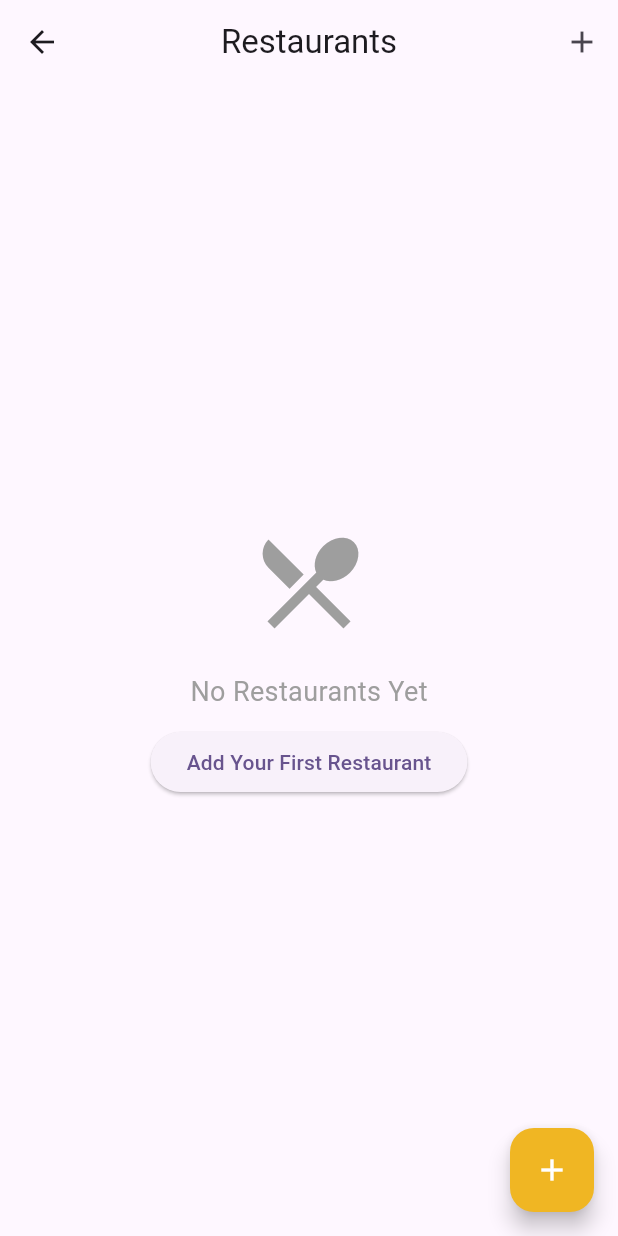
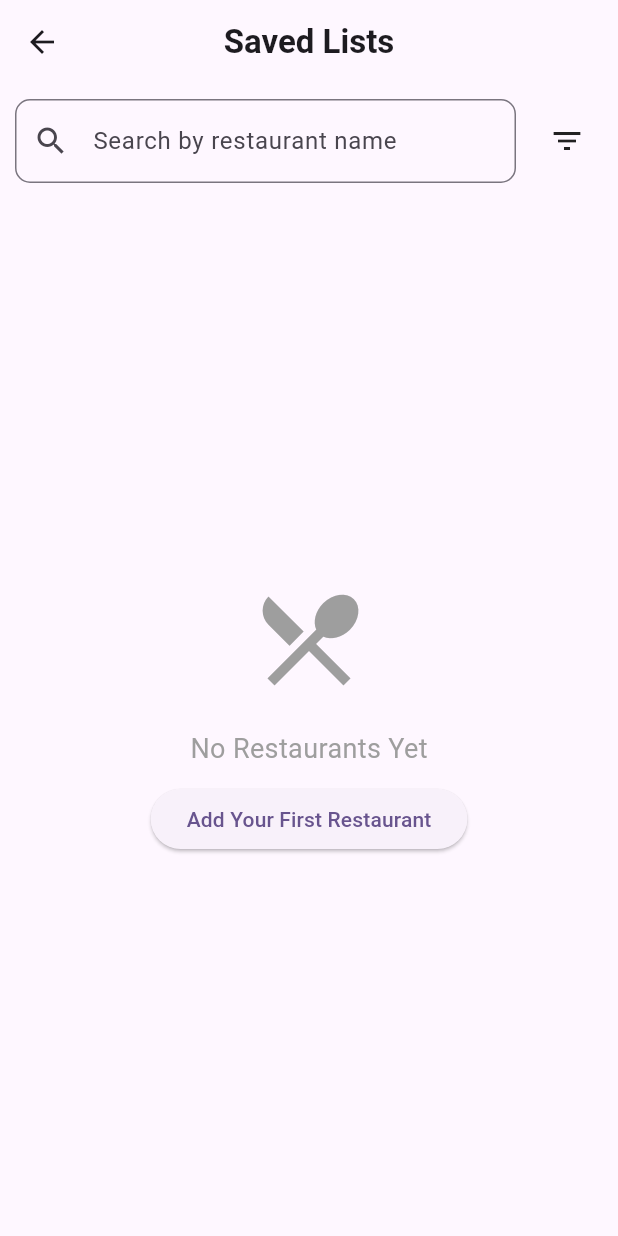
Before and after one commit to farhhhan/bishmi_trailer_app, a Flutter app: the RestaurantListScreen screen opened directly, on a phone screen of 412 x 824 dp. Run offline on Flutter 3.47's test engine with Material 3 defaults, Android fonts, the phone set to English and light mode, and no system bars; our stand-ins replace cached_network_image, cloud_firestore, firebase_auth, firebase_core, flutter_svg, google_fonts and 5 more; accounts and stored records are empty.

Commit message:
filter add savedlist

```diff
--- a/lib/presentation/show_restorent/screen/restorent_screen.dart
+++ b/lib/presentation/show_restorent/screen/restorent_screen.dart
@@ -11,6 +11,9 @@ class RestaurantListScreen extends StatefulWidget {
 
 class _RestaurantListScreenState extends State<RestaurantListScreen> {
   late Box<Restaurant> restaurantBox;
+  TextEditingController searchController = TextEditingController();
+  String searchText = '';
+  String filterOrder = 'none'; // 'asc', 'desc', or 'none'
 
   @override
   void initState() {
@@ -18,30 +21,106 @@ class _RestaurantListScreenState extends State<RestaurantListScreen> {
     restaurantBox = Hive.box<Restaurant>('restaurants');
   }
 
+  List<Restaurant> _filterRestaurants(List<Restaurant> restaurants) {
+    List<Restaurant> filtered = restaurants
+        .where((r) =>
+            r.name.toLowerCase().contains(searchText.toLowerCase().trim()))
+        .toList();
+
+    if (filterOrder == 'asc') {
+      filtered.sort((a, b) => a.name.compareTo(b.name));
+    } else if (filterOrder == 'desc') {
+      filtered.sort((a, b) => b.name.compareTo(a.name));
+    }
+
+    return filtered;
+  }
+
   @override
   Widget build(BuildContext context) {
     return Scaffold(
       appBar: AppBar(
-        title: const Text('Restaurants'),
+        title:
+            const Text('Saved Lists', style: TextStyle(fontWeight: FontWeight.bold)),
         centerTitle: true,
-        actions: [
-          IconButton(
-            icon: const Icon(Icons.add),
-            onPressed: () => _navigateToAddRestaurant(),
+      ),
+      body: Column(
+        children: [
+          // Search Field
+         // Search Field + Filter Icon
+Padding(
+  padding: const EdgeInsets.all(10),
+  child: Row(
+    children: [
+      // Search Field
+      Expanded(
+        child: TextField(
+          controller: searchController,
+          onChanged: (value) {
+            setState(() => searchText = value);
+          },
+          decoration: InputDecoration(
+            hintText: 'Search by restaurant name',
+            prefixIcon: const Icon(Icons.search),
+            border: OutlineInputBorder(
+              borderRadius: BorderRadius.circular(10),
+            ),
+          ),
+        ),
+      ),
+
+      const SizedBox(width: 10),
+
+      // Filter Icon with PopupMenu
+      PopupMenuButton<String>(
+        icon: const Icon(Icons.filter_list),
+        onSelected: (value) {
+          setState(() {
+            filterOrder = value;
+          });
+        },
+        itemBuilder: (BuildContext context) => [
+          CheckedPopupMenuItem(
+            value: 'asc',
+            checked: filterOrder == 'asc',
+            child: const Text('A-Z (Ascending)'),
+          ),
+          CheckedPopupMenuItem(
+            value: 'desc',
+            checked: filterOrder == 'desc',
+            child: const Text('Z-A (Descending)'),
+          ),
+          if (filterOrder != 'none')
+            const PopupMenuDivider(),
+          if (filterOrder != 'none')
+            PopupMenuItem(
+              value: 'none',
+              child: const Text('Clear Filter'),
             ),
         ],
       ),
-      body: ValueListenableBuilder<Box<Restaurant>>(
+    ],
+  ),
+),
+
+
+          // List of Restaurants
+          Expanded(
+            child: ValueListenableBuilder<Box<Restaurant>>(
               valueListenable: restaurantBox.listenable(),
               builder: (context, box, _) {
-          final restaurants = box.values.toList().cast<Restaurant>();
+                final allRestaurants =
+                    box.values.toList().cast<Restaurant>();
+                final filteredRestaurants =
+                    _filterRestaurants(allRestaurants);
 
-          if (restaurants.isEmpty) {
+                if (filteredRestaurants.isEmpty) {
                   return Center(
                     child: Column(
                       mainAxisAlignment: MainAxisAlignment.center,
                       children: [
-                  const Icon(Icons.restaurant_menu, size: 80, color: Colors.grey),
+                        const Icon(Icons.restaurant_menu,
+                            size: 80, color: Colors.grey),
                         const SizedBox(height: 20),
                         const Text(
                           'No Restaurants Yet',
@@ -58,9 +137,9 @@ class _RestaurantListScreenState extends State<RestaurantListScreen> {
                 }
 
                 return ListView.builder(
-            itemCount: restaurants.length,
+                  itemCount: filteredRestaurants.length,
                   itemBuilder: (context, index) {
-              final restaurant = restaurants[index];
+                    final restaurant = filteredRestaurants[index];
                     return Dismissible(
                       key: Key(restaurant.name + restaurant.category),
                       background: Container(
@@ -87,12 +166,15 @@ class _RestaurantListScreenState extends State<RestaurantListScreen> {
                               content: Text("Delete ${restaurant.name}?"),
                               actions: [
                                 TextButton(
-                            onPressed: () => Navigator.of(context).pop(false),
+                                  onPressed: () =>
+                                      Navigator.of(context).pop(false),
                                   child: const Text("Cancel"),
                                 ),
                                 TextButton(
-                            onPressed: () => Navigator.of(context).pop(true),
-                            child: const Text("Delete", style: TextStyle(color: Colors.red)),
+                                  onPressed: () =>
+                                      Navigator.of(context).pop(true),
+                                  child: const Text("Delete",
+                                      style: TextStyle(color: Colors.red)),
                                 ),
                               ],
                             ),
@@ -103,21 +185,66 @@ class _RestaurantListScreenState extends State<RestaurantListScreen> {
                         if (direction == DismissDirection.endToStart) {
                           restaurant.delete();
                           ScaffoldMessenger.of(context).showSnackBar(
-                      SnackBar(content: Text("${restaurant.name} deleted")),
+                            SnackBar(
+                                content: Text("${restaurant.name} deleted")),
                           );
                         }
                       },
-                child: ListTile(
-                  onTap: () => _showRestaurantDetails(restaurant),
+                      child: Padding(
+                        padding: const EdgeInsets.all(6.0),
+                        child: InkWell(
+                          onTap: () =>
+                                      _showRestaurantDetails(restaurant),
+                          child: Card(
+                            color: Colors.white,
+                            elevation: 2,
+                            shadowColor: Colors.grey,
+                            child: Column(
+                              children: [
+                                ListTile(
+
                                   leading: CircleAvatar(
                                     backgroundColor: Colors.amber.shade100,
                                     child: const Icon(Icons.restaurant),
                                   ),
                                   title: Text(restaurant.name),
                                   subtitle: Text(restaurant.category),
-                  trailing: Text(
-                    '${restaurant.employees.length} employees',
-                    style: const TextStyle(color: Colors.grey),
+                                ),
+                                Row(
+                                  mainAxisAlignment: MainAxisAlignment.start,
+                                  children: [
+                                    const Spacer(),
+                                    IconButton(
+                                      onPressed: () =>
+                                          _showRestaurantDetails(restaurant),
+                                      icon: const Icon(
+                                        Icons.arrow_forward_ios,
+                                        color: Colors.grey,
+                                        size: 20,
+                                      ),
+                                    ),
+                                  ],
+                                ),
+                                Row(
+                                  children: [
+                                    const SizedBox(width: 40),
+                                    const Icon(
+                                      Icons.people_outline_sharp,
+                                      size: 20,
+                                      color: Color.fromARGB(255, 24, 119, 126),
+                                    ),
+                                    const SizedBox(width: 5),
+                                    Text(
+                                      '${restaurant.employees.length}',
+                                      style:
+                                          const TextStyle(color: Colors.black),
+                                    ),
+                                  ],
+                                ),
+                                const SizedBox(height: 10),
+                              ],
+                            ),
+                          ),
                         ),
                       ),
                     );
@@ -125,24 +252,20 @@ class _RestaurantListScreenState extends State<RestaurantListScreen> {
                 );
               },
             ),
-      floatingActionButton: FloatingActionButton(
-        onPressed: () => _navigateToAddRestaurant(),
-        backgroundColor: const Color(0xFFF0B623),
-        child: const Icon(Icons.add, color: Colors.white),
+          ),
+        ],
       ),
     );
   }
 
   void _navigateToAddRestaurant() {
-    // You'll need to implement this navigation to your restaurant creation screen
+    // Implement navigation to your add restaurant screen
     // Navigator.push(context, MaterialPageRoute(builder: (_) => CreateRestaurantScreen()));
   }
 
   void _navigateToEditRestaurant(Restaurant restaurant) {
-    // You'll need to implement this navigation to your restaurant edit screen
-    // Navigator.push(context, MaterialPageRoute(
-    //   builder: (_) => EditRestaurantScreen(restaurant: restaurant))
-    // );
+    // Implement navigation to your edit restaurant screen
+    // Navigator.push(context, MaterialPageRoute(builder: (_) => EditRestaurantScreen(restaurant: restaurant)));
   }
 
   void _showRestaurantDetails(Restaurant restaurant) {
@@ -161,7 +284,8 @@ class _RestaurantListScreenState extends State<RestaurantListScreen> {
                 children: [
                   Text(
                     restaurant.name,
-                    style: const TextStyle(fontSize: 24, fontWeight: FontWeight.bold),
+                    style: const TextStyle(
+                        fontSize: 24, fontWeight: FontWeight.bold),
                   ),
                   IconButton(
                     icon: const Icon(Icons.close),
@@ -172,7 +296,8 @@ class _RestaurantListScreenState extends State<RestaurantListScreen> {
               const SizedBox(height: 10),
               Text(
                 restaurant.category,
-                style: TextStyle(fontSize: 16, color: Colors.grey.shade600),
+                style:
+                    TextStyle(fontSize: 16, color: Colors.grey.shade600),
               ),
               const SizedBox(height: 20),
               const Text(
@@ -193,7 +318,8 @@ class _RestaurantListScreenState extends State<RestaurantListScreen> {
                     : ListView.builder(
                         itemCount: restaurant.employees.length,
                         itemBuilder: (context, index) {
-                          final employee = restaurant.employees[index];
+                          final employee =
+                              restaurant.employees[index];
                           return ListTile(
                             leading: CircleAvatar(
                               backgroundColor: Colors.blue.shade100,
@@ -209,7 +335,7 @@ class _RestaurantListScreenState extends State<RestaurantListScreen> {
               ElevatedButton(
                 onPressed: () {
                   Navigator.pop(context);
-                  // Navigate to employee list for this restaurant
+                  // Navigate to full employee list
                   // Navigator.push(context, MaterialPageRoute(
                   //   builder: (_) => EmployeeListScreen(restaurant: restaurant)
                   // ));
--- a/pubspec.yaml
+++ b/pubspec.yaml
@@ -47,6 +47,8 @@ dependencies:
   shared_preferences: ^2.5.3
   cloud_firestore: ^5.6.8
   google_fonts: ^6.2.1
+  widget_loading: ^0.4.0
+  loading_animation_widget: ^1.3.0
 
 dev_dependencies:
   flutter_test:
```
Also changed, not shown: lib/presentation/auth_screen/login_screen/login_screen.dart (+7 -7 lines), pubspec.lock, 4 other files. Lines whose indentation alone changed are shown as unchanged.
